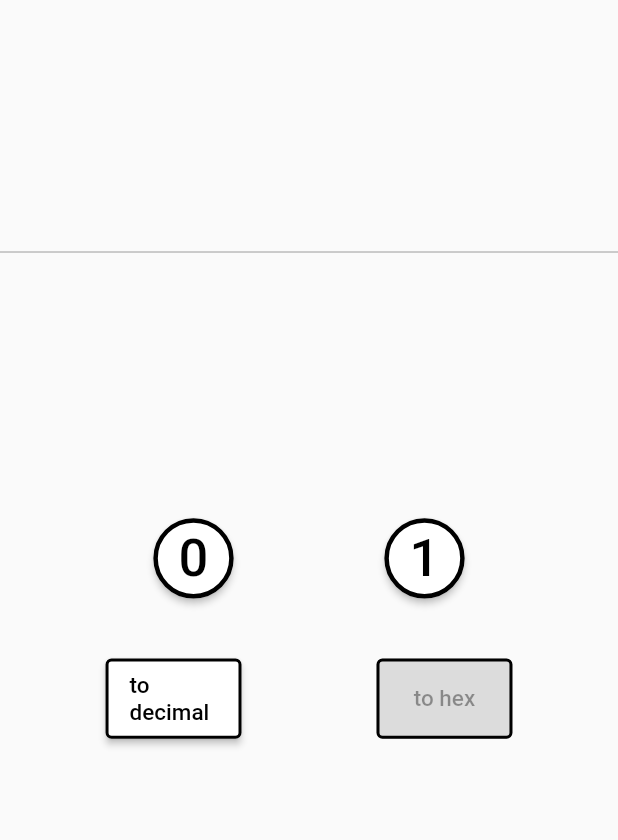
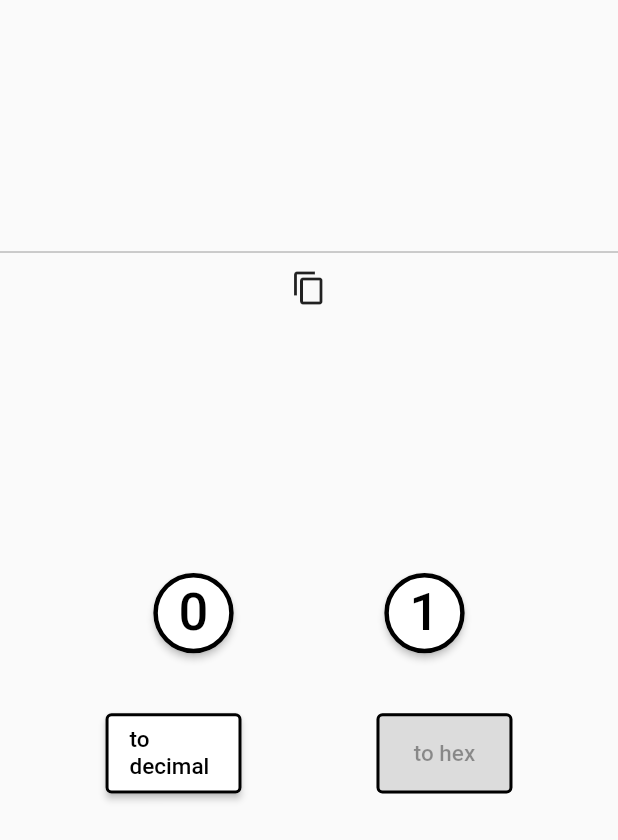
Before and after one commit to itumo-arigatone/simple_binary_converter, a Flutter app: the screen it shows after launch, on a phone screen of 412 x 824 dp. Shown: the top 840 px of the screen. Run offline on Flutter 3.47's test engine with Material 2 defaults, Android fonts, the phone set to English and light mode, and no system bars; our stand-ins replace google_mobile_ads; network calls fail.

Commit message:
クリップボードボタン

```diff
--- /dev/null
+++ b/lib/copy_button.dart
@@ -0,0 +1,15 @@
+import 'package:flutter/material.dart';
+import 'package:flutter/services.dart';
+
+class CopyButton {
+  copyToClipborad() {
+    Clipboard.setData(const ClipboardData(text: 'コピーされるテキストaaa'));
+  }
+
+  IconButton copyButton() {
+    return IconButton(
+      icon: const Icon(Icons.content_copy),
+      onPressed: () => copyToClipborad(),
+    );
+  }
+}
--- a/lib/main.dart
+++ b/lib/main.dart
@@ -4,6 +4,7 @@ import 'package:flutter/services.dart';
 import 'package:simple_binary_converter/keypad.dart';
 import 'package:google_mobile_ads/google_mobile_ads.dart';
 import 'dart:io' show Platform;
+import 'package:simple_binary_converter/copy_button.dart';
 
 void main() {
   WidgetsFlutterBinding.ensureInitialized();
@@ -209,6 +210,7 @@ class _MyHomePageState extends State<MyHomePage> {
     HexKeyPad hexKeypad = HexKeyPad(setInputData, _setConvertMode);
     Calculation calculation = Calculation();
     final PageController controller = PageController(initialPage: 0);
+    CopyButton copyButton = CopyButton();
 
     return MaterialApp(
       home: Builder(builder: (BuildContext context) {
@@ -267,6 +269,7 @@ class _MyHomePageState extends State<MyHomePage> {
                         text: _number,
                       ),
                     ),
+                    copyButton.copyButton(),
                     Expanded(
                       child: FractionallySizedBox(
                         widthFactor: 1.0,
```
